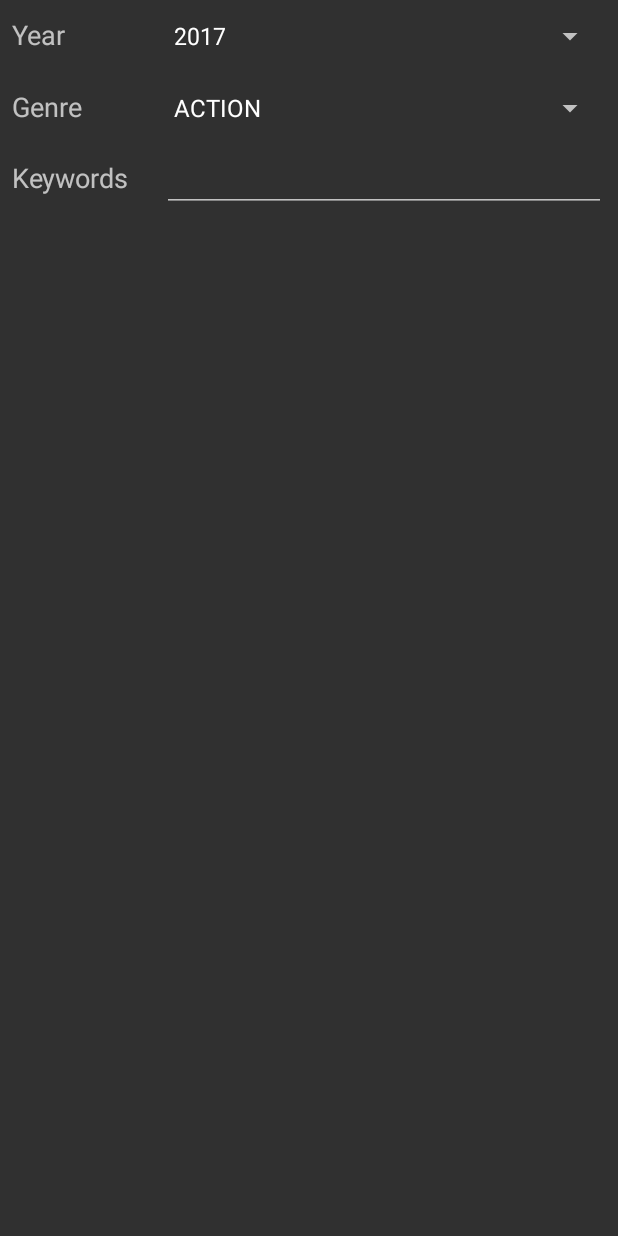
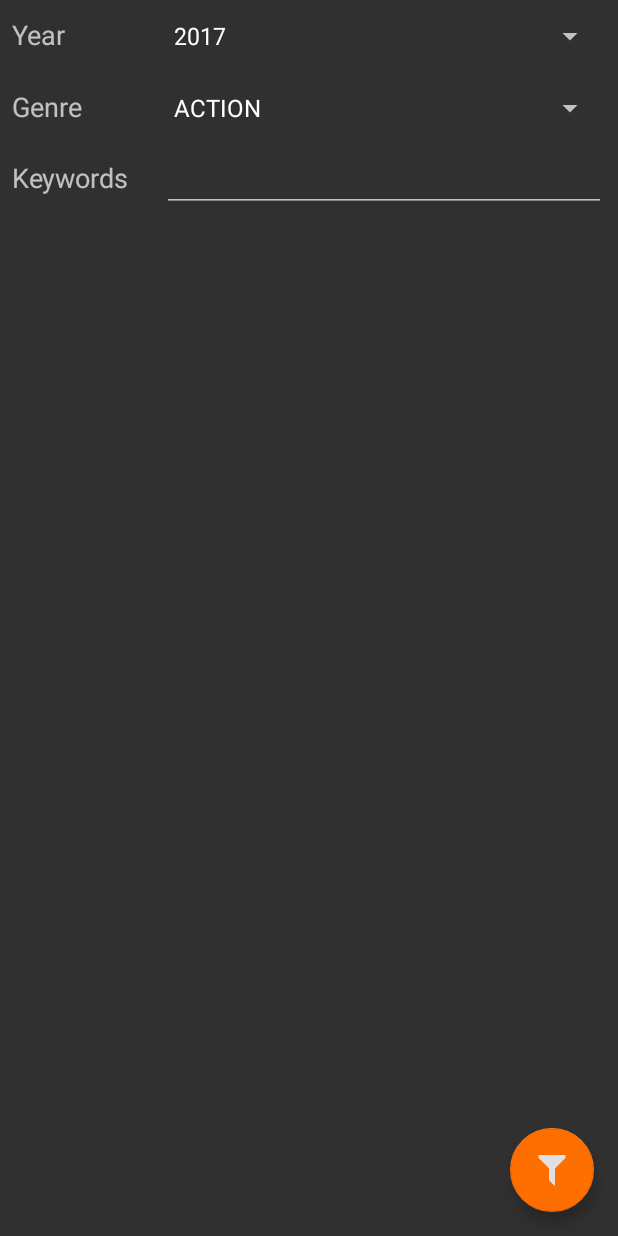
Before and after one commit to SteveQQ/MovieExplorer, an Android app: the fragment FilterMoviesFragment shown on its own in the app's theme, on a phone screen of 412 x 824 dp. Run offline under Robolectric (Android 15) with nearby library versions, the phone set to English and light mode, and no system bars; our stand-ins replace ButterKnife.

Commit message:
replacing fragment within view pager

```diff
--- a/app/build.gradle
+++ b/app/build.gradle
@@ -31,9 +31,10 @@ dependencies {
     compile 'com.squareup.retrofit2:converter-gson:2.1.0'
     compile 'com.jakewharton:butterknife:8.5.1'
     compile 'com.android.support:support-v4:25.1.0'
+    compile 'com.astuetz:pagerslidingtabstrip:1.0.1'
+    compile 'com.squareup.picasso:picasso:2.5.2'
+    compile 'com.android.support:design:25.1.0'
     testCompile 'junit:junit:4.12'
     testCompile 'org.mockito:mockito-core:2.+'
     annotationProcessor 'com.jakewharton:butterknife-compiler:8.5.1'
-    compile 'com.astuetz:pagerslidingtabstrip:1.0.1'
-    compile 'com.squareup.picasso:picasso:2.5.2'
 }
--- a/app/src/main/java/com/steveq/movieexplorer/ui/fragments/FilterMoviesFragment.java
+++ b/app/src/main/java/com/steveq/movieexplorer/ui/fragments/FilterMoviesFragment.java
@@ -2,6 +2,7 @@ package com.steveq.movieexplorer.ui.fragments;
 
 
 import android.os.Bundle;
+import android.support.design.widget.FloatingActionButton;
 import android.support.v4.app.Fragment;
 import android.util.Log;
 import android.view.LayoutInflater;
@@ -13,7 +14,9 @@ import android.widget.Spinner;
 import android.widget.TextView;
 
 import com.steveq.movieexplorer.R;
+import com.steveq.movieexplorer.adapters.MyPagerAdapter;
 import com.steveq.movieexplorer.model.Genre;
+import com.steveq.movieexplorer.ui.activities.MainActivity;
 
 import java.util.ArrayList;
 import java.util.Calendar;
@@ -21,6 +24,7 @@ import java.util.List;
 
 import butterknife.BindView;
 import butterknife.ButterKnife;
+import butterknife.OnClick;
 
 /**
  * A simple {@link Fragment} subclass.
@@ -34,6 +38,7 @@ public class FilterMoviesFragment extends Fragment {
     @BindView(R.id.genreSpinner) Spinner genreSpinner;
     @BindView(R.id.keywordsAutoComplete) AutoCompleteTextView keywordsAutoComplete;
     @BindView(R.id.keywordsTextView) TextView keywordsTextView;
+    @BindView(R.id.filterFab) FloatingActionButton filterFab;
 
     public FilterMoviesFragment() {
         // Required empty public constructor
@@ -49,6 +54,12 @@ public class FilterMoviesFragment extends Fragment {
         ButterKnife.bind(this, viewGroup);
         populateSpinners();
         return viewGroup;
+    }
+
+    @OnClick(R.id.filterFab)
+    public void proceedFilter(View v){
+        MainActivity.fragmentsPoll.set(2, new FilteredMoviesFragment());
+        ((MainActivity)getActivity()).pagerAdapter.notifyDataSetChanged();
     }
 
     private void populateSpinners() {
@@ -81,16 +92,5 @@ public class FilterMoviesFragment extends Fragment {
         return results;
     }
 
-    @Override
-    public void onStart() {
-        super.onStart();
-        Log.d("FILTER", "onStart");
-    }
-    @Override
-    public void onResume() {
-        super.onResume();
-        Log.d("FILTER", "onResume");
-    }
-
 
 }
--- a/app/src/main/res/layout/fragment_filter_movies.xml
+++ b/app/src/main/res/layout/fragment_filter_movies.xml
@@ -1,5 +1,12 @@
-<LinearLayout xmlns:android="http://schemas.android.com/apk/res/android"
+<android.support.design.widget.CoordinatorLayout
+    xmlns:android="http://schemas.android.com/apk/res/android"
     xmlns:tools="http://schemas.android.com/tools"
+    xmlns:app="http://schemas.android.com/apk/res-auto"
+    android:id="@+id/filterMoviesRoot"
+    android:layout_width="match_parent"
+    android:layout_height="match_parent">
+    <LinearLayout
+                android:id="@+id/mainView"
                  android:layout_width="match_parent"
                  android:layout_height="match_parent"
                  tools:context="com.steveq.movieexplorer.ui.fragments.FilterMoviesFragment"
@@ -74,3 +81,14 @@
             android:textAppearance="?android:attr/textAppearanceMedium"/>
 
     </LinearLayout>
+    <android.support.design.widget.FloatingActionButton
+        android:id="@+id/filterFab"
+        android:layout_width="wrap_content"
+        android:layout_height="wrap_content"
+        app:srcCompat="@drawable/ic_filter_vec"
+        app:layout_anchor="@id/mainView"
+        android:layout_margin="16dp"
+        app:fabSize="normal"
+        app:layout_anchorGravity="bottom|right|end"
+        android:layout_gravity="bottom|right"/>
+</android.support.design.widget.CoordinatorLayout>
```
Also changed, not shown: app/src/main/java/com/steveq/movieexplorer/adapters/MyPagerAdapter.java (+9 -7 lines), app/src/main/java/com/steveq/movieexplorer/ui/activities/MainActivity.java (+26 -8 lines), app/src/main/java/com/steveq/movieexplorer/ui/fragments/FilteredMoviesFragment.java (added, +32 -0 lines). Lines whose indentation alone changed are shown as unchanged.
